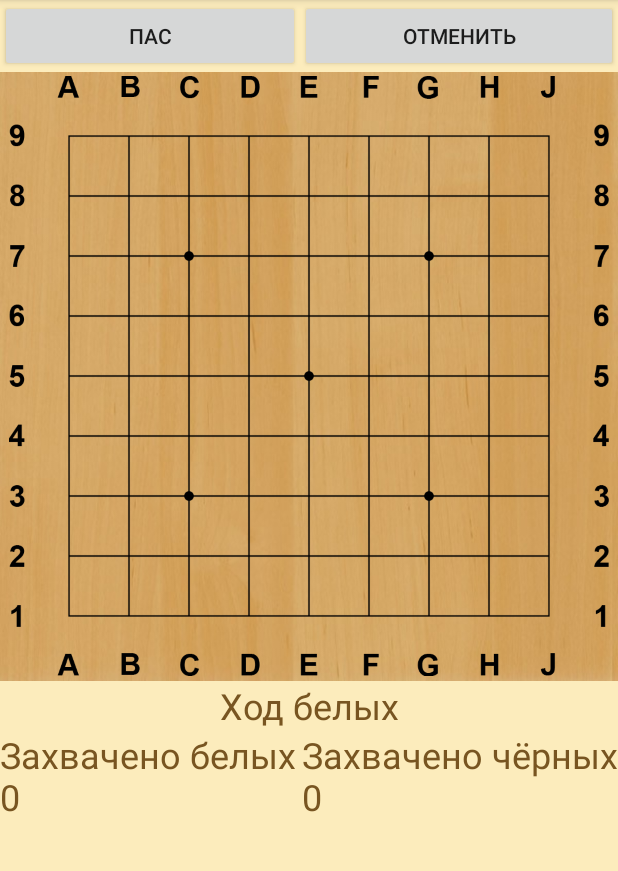
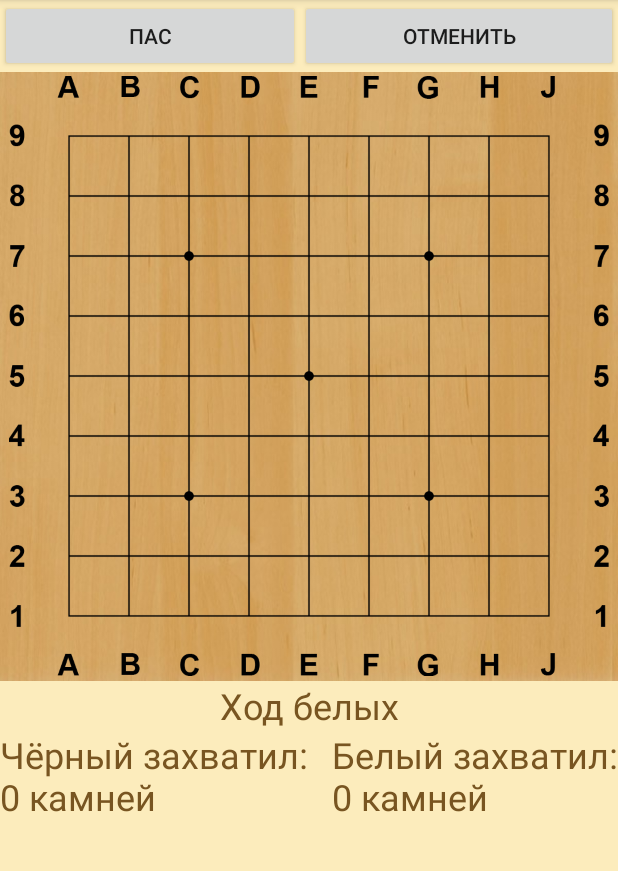
Before and after one commit to pe5ha/GoLearn, an Android app: the screen it shows after launch (MainActivity), after a tap on "ПАС", on a phone screen of 412 x 824 dp, the part 84-955 px from its top. Run offline under Robolectric (Android 15) with nearby library versions, the phone set to English and light mode, and no system bars.

Commit message:
add captured stones counter view

```diff
--- a/app/src/main/java/ru/johnlayming/goboard/GameUI.java
+++ b/app/src/main/java/ru/johnlayming/goboard/GameUI.java
@@ -124,8 +124,8 @@ public class GameUI {
     public void updateGameStatus(){
         if(GS.turn%2==1) turnCountView.setText("Ход чёрных");
         else turnCountView.setText("Ход белых");
-        whiteCapturetView.setText("Захвачено белых\n"+GS.whiteCapture);
-        blackCaptureView.setText("Захвачено чёрных\n"+GS.blackCapture);
+        whiteCapturetView.setText("Чёрный захватил:\n"+GS.blackCapture+" камней");
+        blackCaptureView.setText("Белый захватил:\n"+GS.whiteCapture+" камней");
     }
 
     public void setModeProblem(int mode){ // 0 - play, 1 - tutorial, 2 - problems
--- a/app/src/main/res/layout/content_main.xml
+++ b/app/src/main/res/layout/content_main.xml
@@ -171,7 +171,7 @@
                 android:id="@+id/whiteCapture_view"
                 android:layout_width="wrap_content"
                 android:layout_height="wrap_content"
-                android:text="Захвачено белых\n0"
+                android:text="Чёрный захватил:\n0 камней"
                 android:textColor="#785521"
                 android:textSize="24sp"
                 app:layout_constraintStart_toStartOf="parent"
@@ -181,7 +181,7 @@
                 android:id="@+id/blackCapture_view"
                 android:layout_width="wrap_content"
                 android:layout_height="wrap_content"
-                android:text="Захаачено чёрных\n0"
+                android:text="Белый захватил:\n0 камней"
                 android:textColor="#785521"
                 android:textSize="24sp"
                 app:layout_constraintEnd_toEndOf="parent"
```
